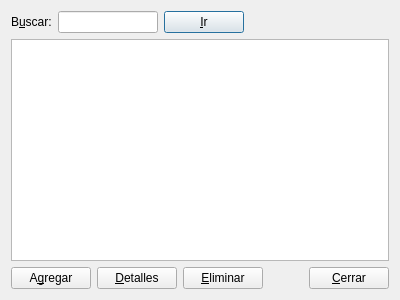
The window that listado.ui (agimenezpy/CentroHistorico) describes before a commit, drawn with Qt 5.
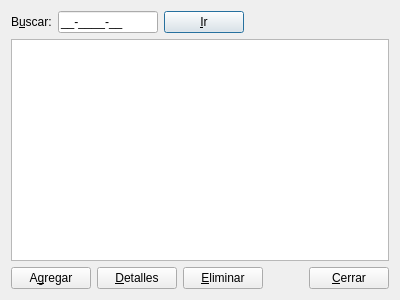
The same window after the commit. Icons and pictures are not drawn.

```diff
--- a/listado.ui
+++ b/listado.ui
@@ -40,6 +40,9 @@
          <height>25</height>
         </size>
        </property>
+       <property name="inputMask">
+        <string>00-0000-00;_</string>
+       </property>
       </widget>
      </item>
      <item>
```
